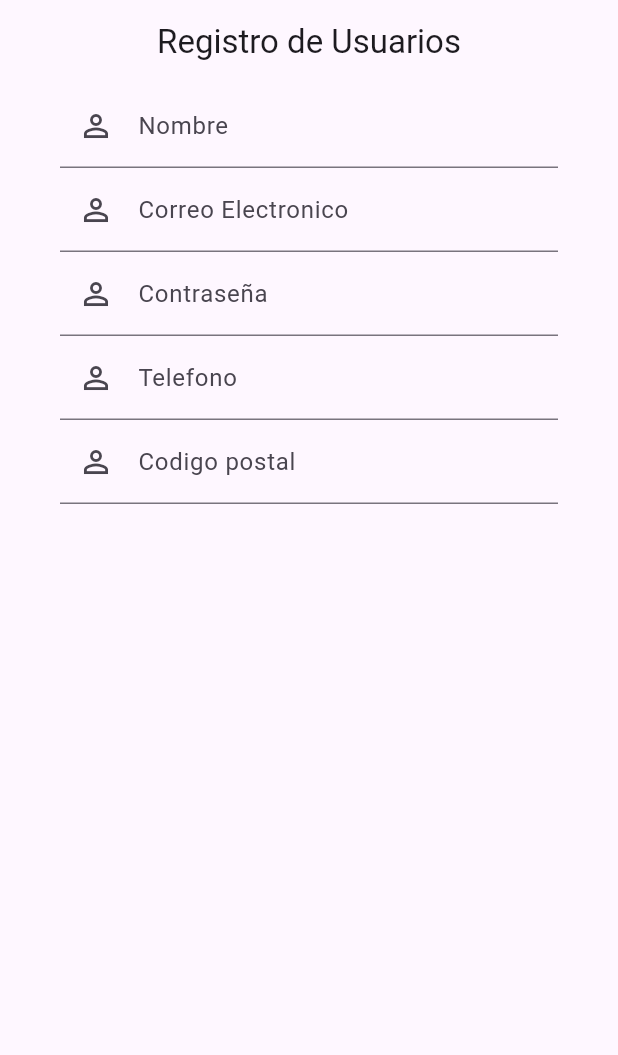
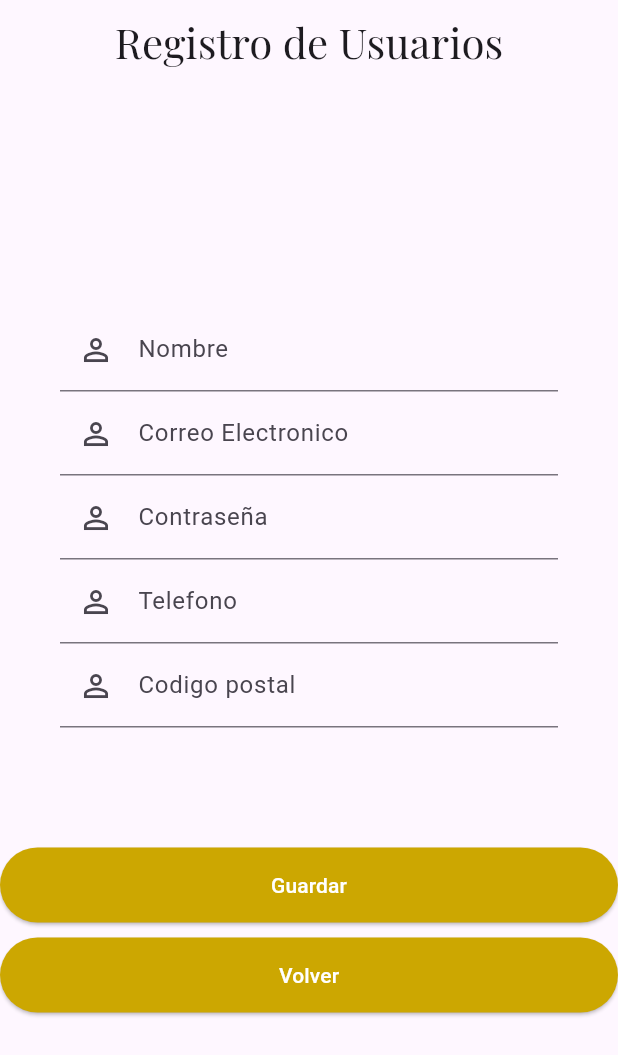
Before and after one commit to padial35/tfg_fin, a Flutter app: the screen it shows after launch, after a tap on "Registro", on a phone screen of 412 x 824 dp. Shown: the top 1055 px of the screen. Run offline on Flutter 3.47's test engine with Material 3 defaults, Android fonts, the phone set to English and light mode, and no system bars.

Commit message:
Registro completado

```diff
--- a/lib/main.dart
+++ b/lib/main.dart
@@ -56,8 +56,7 @@ class MyHomePage extends StatelessWidget {
                       MaterialPageRoute(builder: (context) => MyAppInicio()),
                     );
                   },
-                  child: Text(
-                    'Inicio de Sesión',
+                  child: Text('Inicio de Sesión',
                     style: TextStyle(color: Colors.white),
                   ),
                   style: ElevatedButton.styleFrom(
--- a/lib/registro.dart
+++ b/lib/registro.dart
@@ -1,5 +1,5 @@
 import 'package:flutter/material.dart';
-import 'package:flutter/widgets.dart';
+import 'package:tfg/main.dart';
 
 void main() => runApp(const Registro());
 
@@ -13,22 +13,76 @@ class Registro extends StatelessWidget {
       title: 'Registro de Usuarios',
       home: Scaffold(
         appBar: AppBar(
-          title: const Text('Registro de Usuarios'),
+          title: Text(
+            'Registro de Usuarios',
+            style: TextStyle(
+              fontFamily: "PlayfairDisplay",
+              fontSize: 28,
+            ),
+          ),
           centerTitle: true,
         ),
-        body: Column(
+        body: Center(
+          child: Column(
+            mainAxisAlignment: MainAxisAlignment.center,
             children: [
               TextFieldNombre(),
               TextFieldCorreo(),
               TextFieldContrasena(),
               TextFieldTelef(),
               TextFieldCpos(),
+              SizedBox(height: 80),
+              ElevatedButton(
+                onPressed: () {
+                  Navigator.push(
+                    context,
+                    MaterialPageRoute(builder: (context) => MyApp()),
+                  );
+                },
+                child: Padding(
+                  padding: EdgeInsets.symmetric(horizontal: 20),
+                  child: Text(
+                    'Guardar',
+                    style: TextStyle(color: Colors.white),
+                  ),
+                ),
+                style: ElevatedButton.styleFrom(
+                  padding: EdgeInsets.symmetric(horizontal: 20),
+                  backgroundColor: Color.fromARGB(255, 204, 167, 1),
+                  minimumSize: Size(double.infinity, 50),
+                  shape: RoundedRectangleBorder(
+                    borderRadius: BorderRadius.circular(30),
+                  ),
+                ),
+              ),
+              SizedBox(height: 10),
+              ElevatedButton(
+                onPressed: () {
+                  Navigator.push(context, MaterialPageRoute(builder: (context)=> MyApp())); // Utiliza Navigator.pop para volver a la pantalla anterior
+                },
+                child: Padding(
+                  padding: EdgeInsets.symmetric(horizontal: 20),
+                  child: Text('Volver',
+                    style: TextStyle(color: Colors.white),
+                  ),
+                ),
+                style: ElevatedButton.styleFrom(
+                  padding: EdgeInsets.symmetric(horizontal: 20),
+                  backgroundColor: Color.fromARGB(255, 204, 167, 1),
+                  minimumSize: Size(double.infinity, 50),
+                  shape: RoundedRectangleBorder(
+                  borderRadius: BorderRadius.circular(30),
+                  ),
+                ),
+              )
             ],
+          ),
         ),
       ),
     );
   }
 }
+
 
 class TextFieldNombre extends StatelessWidget {
   @override
@@ -50,6 +104,7 @@ class TextFieldNombre extends StatelessWidget {
     );
   }
 }
+
 class TextFieldCorreo extends StatelessWidget {
   @override
   Widget build(BuildContext context) {
```
Lines whose indentation alone changed are shown as unchanged.
